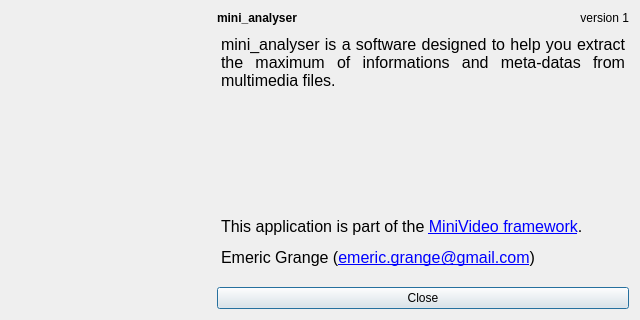
Qt form mini_analyser/ui/about.ui (emericg/MiniVideo) before a commit.
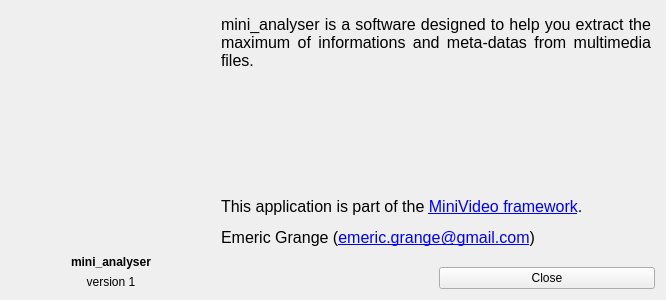
The same form after that commit. Icons and pictures are not drawn.

Commit message: Update mini_analyser

Diff of the .ui file:
```diff
--- a/mini_analyser/ui/about.ui
+++ b/mini_analyser/ui/about.ui
@@ -6,10 +6,16 @@
    <rect>
     <x>0</x>
     <y>0</y>
-    <width>640</width>
-    <height>320</height>
+    <width>666</width>
+    <height>300</height>
    </rect>
   </property>
+  <property name="maximumSize">
+   <size>
+    <width>16777215</width>
+    <height>480</height>
+   </size>
+  </property>
   <property name="windowTitle">
    <string>About mini_analyser</string>
   </property>
@@ -19,9 +25,28 @@
   </property>
   <layout class="QHBoxLayout" name="horizontalLayout">
    <item>
+    <widget class="QFrame" name="frame">
+     <property name="maximumSize">
+      <size>
+       <width>200</width>
+       <height>300</height>
+      </size>
+     </property>
     <layout class="QVBoxLayout" name="verticalLayout">
-     <property name="sizeConstraint">
-      <enum>QLayout::SetMinimumSize</enum>
+      <property name="spacing">
+       <number>6</number>
+      </property>
+      <property name="leftMargin">
+       <number>0</number>
+      </property>
+      <property name="topMargin">
+       <number>0</number>
+      </property>
+      <property name="rightMargin">
+       <number>0</number>
+      </property>
+      <property name="bottomMargin">
+       <number>0</number>
      </property>
      <item>
       <spacer name="verticalSpacer">
@@ -30,8 +55,8 @@
        </property>
        <property name="sizeHint" stdset="0">
         <size>
-         <width>20</width>
-         <height>40</height>
+          <width>303</width>
+          <height>78</height>
         </size>
        </property>
       </spacer>
@@ -62,23 +87,6 @@
       </widget>
      </item>
      <item>
-      <spacer name="verticalSpacer_2">
-       <property name="orientation">
-        <enum>Qt::Vertical</enum>
-       </property>
-       <property name="sizeHint" stdset="0">
-        <size>
-         <width>20</width>
-         <height>40</height>
-        </size>
-       </property>
-      </spacer>
-     </item>
-    </layout>
-   </item>
-   <item>
-    <layout class="QGridLayout" name="gridLayout">
-     <item row="0" column="0">
       <widget class="QLabel" name="label_title">
        <property name="font">
         <font>
@@ -89,9 +97,82 @@
        <property name="text">
         <string>mini_analyser</string>
        </property>
-      </widget>
-     </item>
-     <item row="3" column="0" colspan="2">
+        <property name="alignment">
+         <set>Qt::AlignCenter</set>
+        </property>
+       </widget>
+      </item>
+      <item>
+       <widget class="QLabel" name="label_version">
+        <property name="text">
+         <string>version 1</string>
+        </property>
+        <property name="alignment">
+         <set>Qt::AlignCenter</set>
+        </property>
+       </widget>
+      </item>
+      <item>
+       <spacer name="verticalSpacer_2">
+        <property name="orientation">
+         <enum>Qt::Vertical</enum>
+        </property>
+        <property name="sizeHint" stdset="0">
+         <size>
+          <width>20</width>
+          <height>40</height>
+         </size>
+        </property>
+       </spacer>
+      </item>
+     </layout>
+    </widget>
+   </item>
+   <item>
+    <layout class="QGridLayout" name="gridLayout">
+     <property name="sizeConstraint">
+      <enum>QLayout::SetMaximumSize</enum>
+     </property>
+     <item row="0" column="0" colspan="2">
+      <widget class="QTextBrowser" name="textBrowser_desc">
+       <property name="styleSheet">
+        <string notr="true">background-color: rgba(255, 255, 255, 00);</string>
+       </property>
+       <property name="frameShape">
+        <enum>QFrame::NoFrame</enum>
+       </property>
+       <property name="verticalScrollBarPolicy">
+        <enum>Qt::ScrollBarAlwaysOff</enum>
+       </property>
+       <property name="horizontalScrollBarPolicy">
+        <enum>Qt::ScrollBarAlwaysOff</enum>
+       </property>
+       <property name="html">
+        <string>&lt;!DOCTYPE HTML PUBLIC &quot;-//W3C//DTD HTML 4.0//EN&quot; &quot;http://www.w3.org/TR/REC-html40/strict.dtd&quot;&gt;
+&lt;html&gt;&lt;head&gt;&lt;meta name=&quot;qrichtext&quot; content=&quot;1&quot; /&gt;&lt;style type=&quot;text/css&quot;&gt;
+p, li { white-space: pre-wrap; }
+&lt;/style&gt;&lt;/head&gt;&lt;body style=&quot; font-family:'Cantarell'; font-size:12pt; font-weight:400; font-style:normal;&quot;&gt;
+&lt;p align=&quot;justify&quot; style=&quot; margin-top:0px; margin-bottom:0px; margin-left:0px; margin-right:0px; -qt-block-indent:0; text-indent:0px;&quot;&gt;mini_analyser is a software designed to help you extract the maximum of informations and meta-datas from multimedia files.&lt;/p&gt;&lt;/body&gt;&lt;/html&gt;</string>
+       </property>
+      </widget>
+     </item>
+     <item row="1" column="0" colspan="2">
+      <widget class="QTextBrowser" name="textBrowser_version">
+       <property name="styleSheet">
+        <string notr="true">background-color: rgba(255, 255, 255, 00);</string>
+       </property>
+       <property name="frameShape">
+        <enum>QFrame::NoFrame</enum>
+       </property>
+       <property name="verticalScrollBarPolicy">
+        <enum>Qt::ScrollBarAlwaysOff</enum>
+       </property>
+       <property name="horizontalScrollBarPolicy">
+        <enum>Qt::ScrollBarAlwaysOff</enum>
+       </property>
+      </widget>
+     </item>
+     <item row="2" column="0" colspan="2">
       <widget class="QTextBrowser" name="textBrowser_copyright">
        <property name="styleSheet">
         <string notr="true">background-color: rgba(255, 255, 255, 00);</string>
@@ -121,30 +202,7 @@
        </property>
       </widget>
      </item>
-     <item row="1" column="0" colspan="2">
-      <widget class="QTextBrowser" name="textBrowser_desc">
-       <property name="styleSheet">
-        <string notr="true">background-color: rgba(255, 255, 255, 00);</string>
-       </property>
-       <property name="frameShape">
-        <enum>QFrame::NoFrame</enum>
-       </property>
-       <property name="verticalScrollBarPolicy">
-        <enum>Qt::ScrollBarAlwaysOff</enum>
-       </property>
-       <property name="horizontalScrollBarPolicy">
-        <enum>Qt::ScrollBarAlwaysOff</enum>
-       </property>
-       <property name="html">
-        <string>&lt;!DOCTYPE HTML PUBLIC &quot;-//W3C//DTD HTML 4.0//EN&quot; &quot;http://www.w3.org/TR/REC-html40/strict.dtd&quot;&gt;
-&lt;html&gt;&lt;head&gt;&lt;meta name=&quot;qrichtext&quot; content=&quot;1&quot; /&gt;&lt;style type=&quot;text/css&quot;&gt;
-p, li { white-space: pre-wrap; }
-&lt;/style&gt;&lt;/head&gt;&lt;body style=&quot; font-family:'Cantarell'; font-size:12pt; font-weight:400; font-style:normal;&quot;&gt;
-&lt;p align=&quot;justify&quot; style=&quot; margin-top:0px; margin-bottom:0px; margin-left:0px; margin-right:0px; -qt-block-indent:0; text-indent:0px;&quot;&gt;mini_analyser is a software designed to help you extract the maximum of informations and meta-datas from multimedia files.&lt;/p&gt;&lt;/body&gt;&lt;/html&gt;</string>
-       </property>
-      </widget>
-     </item>
-     <item row="4" column="0" colspan="2">
+     <item row="3" column="1">
       <widget class="QPushButton" name="pushButton_close">
        <property name="text">
         <string>Close</string>
@@ -159,31 +217,8 @@
          <height>24</height>
         </size>
        </property>
-      </widget>
-     </item>
-     <item row="2" column="0" colspan="2">
-      <widget class="QTextBrowser" name="textBrowser_version">
-       <property name="styleSheet">
-        <string notr="true">background-color: rgba(255, 255, 255, 00);</string>
-       </property>
-       <property name="frameShape">
-        <enum>QFrame::NoFrame</enum>
-       </property>
-       <property name="verticalScrollBarPolicy">
-        <enum>Qt::ScrollBarAlwaysOff</enum>
-       </property>
-       <property name="horizontalScrollBarPolicy">
-        <enum>Qt::ScrollBarAlwaysOff</enum>
-       </property>
-      </widget>
-     </item>
-     <item row="0" column="1">
-      <widget class="QLabel" name="label_version">
-       <property name="text">
-        <string>version 1</string>
-       </property>
-       <property name="alignment">
-        <set>Qt::AlignRight|Qt::AlignTrailing|Qt::AlignVCenter</set>
+       <property name="autoDefault">
+        <bool>false</bool>
        </property>
       </widget>
      </item>
```
Left out of the diff: 2 changed lines with no effect on the pictures. Lines whose indentation alone changed are shown as unchanged. The commit also changes 7 other files.
